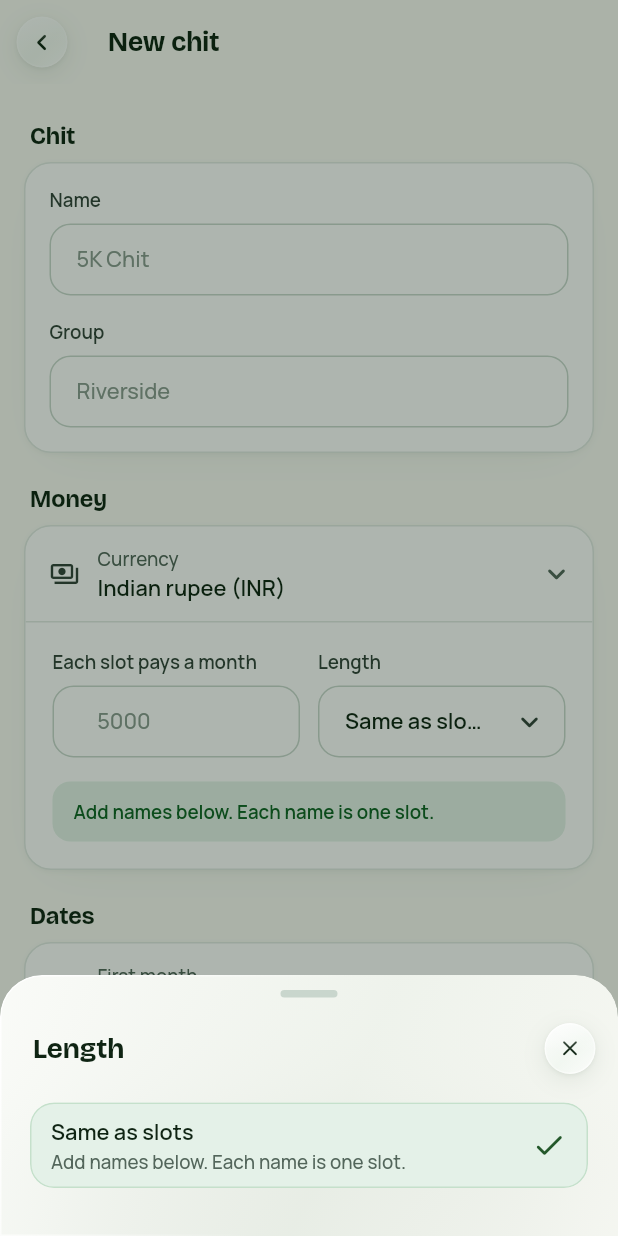
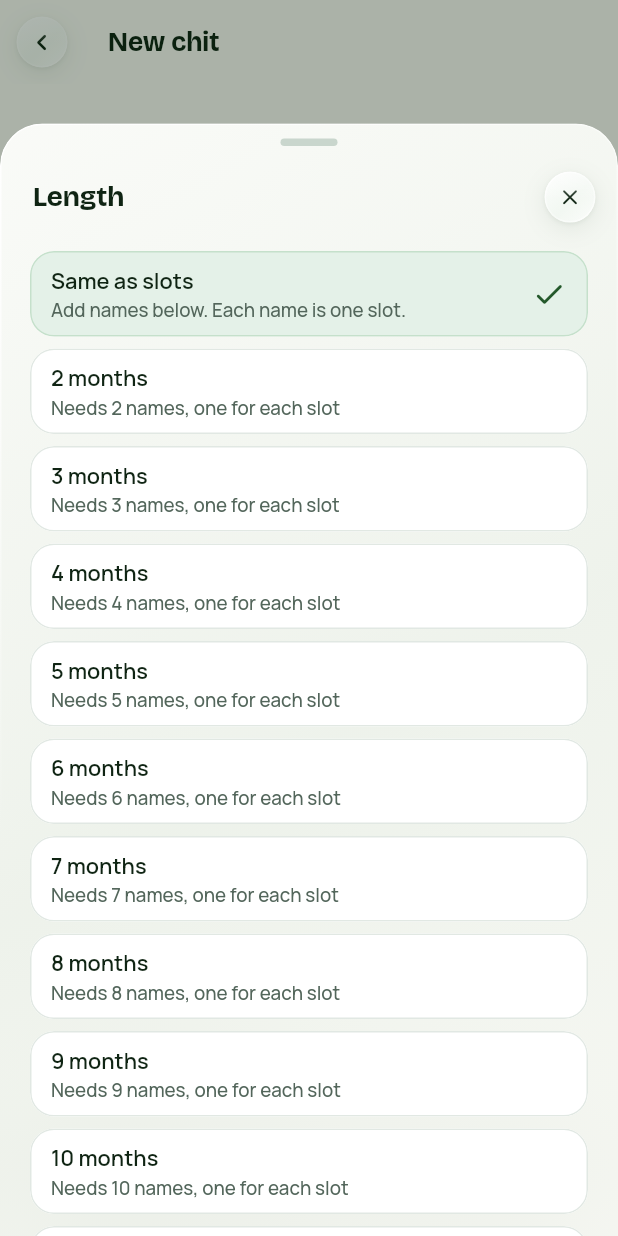
Before and after one commit to NAVICORP/kuree, a Flutter app: the KuriEditorScreen screen opened directly, after a tap on "Length", on a phone screen of 412 x 824 dp. Run offline on Flutter 3.47's test engine with Material 3 defaults, Android fonts, the phone set to English and light mode, and no system bars; our stand-ins replace audioplayers, firebase_core, firebase_messaging, flutter_local_notifications, google_sign_in, share_plus and 4 more; missing offline and left inert: flutter_quick_video_encoder, gal; accounts and stored records are empty; network calls fail; project files that could hold a hidden picture were left out.

Commit message:
Chit editor: Length can be chosen before any names are added
With no names yet the Length sheet only offered 'Same as slots', so a user
looking for Length thought it was missing. It now lists 2 to 60 months, each
saying how many names it needs; the Money note and Save say so until enough
names are added.

Co-Authored-By: Claude Opus 5.5 <noreply@anthropic.com>
Claude-Session: https://claude.ai/code/session_01Sb4k224acfZHz9i2Z4zLUu

```diff
--- a/app/lib/l10n/app_ar.arb
+++ b/app/lib/l10n/app_ar.arb
@@ -479,5 +479,7 @@
   "linkEmailText": "توقف تسجيل الدخول عبر واتساب. أضف بريدك الإلكتروني لتواصل استخدام Kuree. تبقى جمعياتك كما هي، وفي المرة القادمة سجّل الدخول بهذا البريد.",
   "linkEmailConfirm": "أضف البريد",
   "errEmailTaken": "هذا البريد مستخدم في حساب آخر. جرّب بريدًا آخر.",
-  "errEmailOtherNumber": "حساب هذا البريد مرتبط برقم هاتف آخر. جرّب بريدًا آخر."
+  "errEmailOtherNumber": "حساب هذا البريد مرتبط برقم هاتف آخر. جرّب بريدًا آخر.",
+  "lengthNeedsNames": "يحتاج {n} أسماء، اسم لكل سهم",
+  "errLengthNeedsNames": "جمعية مدتها {months} شهرًا تحتاج {n} أسماء على الأقل في الأسفل. أضف أسماء أكثر أو اختر مدة أقصر."
 }
--- a/app/lib/l10n/app_en.arb
+++ b/app/lib/l10n/app_en.arb
@@ -1155,5 +1155,18 @@
   "linkEmailText": "Sign in with WhatsApp has ended. Add your email to keep using Kuree. Your chits stay just as they are, and next time you sign in with this email.",
   "linkEmailConfirm": "Add email",
   "errEmailTaken": "That email is already used by another account. Try another email.",
-  "errEmailOtherNumber": "That email's account has a different phone number. Try another email."
+  "errEmailOtherNumber": "That email's account has a different phone number. Try another email.",
+  "lengthNeedsNames": "Needs {n} names, one for each slot",
+  "@lengthNeedsNames": {
+    "placeholders": {
+      "n": {}
+    }
+  },
+  "errLengthNeedsNames": "A {months}-month chit needs at least {n} names below. Add more names or choose a shorter length.",
+  "@errLengthNeedsNames": {
+    "placeholders": {
+      "months": {},
+      "n": {}
+    }
+  }
 }
--- a/app/lib/l10n/app_hi.arb
+++ b/app/lib/l10n/app_hi.arb
@@ -479,5 +479,7 @@
   "linkEmailText": "WhatsApp से साइन इन बंद हो गया है। Kuree इस्तेमाल करते रहने के लिए अपना ईमेल जोड़ें। आपकी चिटें वैसी ही रहेंगी, और अगली बार इसी ईमेल से साइन इन करें।",
   "linkEmailConfirm": "ईमेल जोड़ें",
   "errEmailTaken": "यह ईमेल किसी दूसरे खाते में है। कोई और ईमेल आज़माएँ।",
-  "errEmailOtherNumber": "इस ईमेल के खाते में कोई दूसरा फ़ोन नंबर है। कोई और ईमेल आज़माएँ।"
+  "errEmailOtherNumber": "इस ईमेल के खाते में कोई दूसरा फ़ोन नंबर है। कोई और ईमेल आज़माएँ।",
+  "lengthNeedsNames": "{n} नाम चाहिए, हर स्लॉट के लिए एक",
+  "errLengthNeedsNames": "{months} महीने की चिट के लिए नीचे कम से कम {n} नाम चाहिए। और नाम जोड़ें या छोटी अवधि चुनें।"
 }
--- a/app/lib/l10n/app_kn.arb
+++ b/app/lib/l10n/app_kn.arb
@@ -479,5 +479,7 @@
   "linkEmailText": "WhatsApp ಮೂಲಕ ಸೈನ್ ಇನ್ ನಿಂತಿದೆ. Kuree ಬಳಸುತ್ತಿರಲು ನಿಮ್ಮ ಇಮೇಲ್ ಸೇರಿಸಿ. ನಿಮ್ಮ ಚೀಟಿಗಳು ಹಾಗೆಯೇ ಇರುತ್ತವೆ, ಮುಂದಿನ ಬಾರಿ ಈ ಇಮೇಲ್‌ನಿಂದ ಸೈನ್ ಇನ್ ಮಾಡಿ.",
   "linkEmailConfirm": "ಇಮೇಲ್ ಸೇರಿಸಿ",
   "errEmailTaken": "ಈ ಇಮೇಲ್ ಬೇರೆ ಖಾತೆಯಲ್ಲಿದೆ. ಬೇರೆ ಇಮೇಲ್ ಪ್ರಯತ್ನಿಸಿ.",
-  "errEmailOtherNumber": "ಈ ಇಮೇಲ್ ಖಾತೆಯಲ್ಲಿ ಬೇರೆ ಫೋನ್ ಸಂಖ್ಯೆ ಇದೆ. ಬೇರೆ ಇಮೇಲ್ ಪ್ರಯತ್ನಿಸಿ."
+  "errEmailOtherNumber": "ಈ ಇಮೇಲ್ ಖಾತೆಯಲ್ಲಿ ಬೇರೆ ಫೋನ್ ಸಂಖ್ಯೆ ಇದೆ. ಬೇರೆ ಇಮೇಲ್ ಪ್ರಯತ್ನಿಸಿ.",
+  "lengthNeedsNames": "ಪ್ರತಿ ಸ್ಲಾಟ್‌ಗೆ ಒಂದರಂತೆ {n} ಹೆಸರುಗಳು ಬೇಕು",
+  "errLengthNeedsNames": "{months} ತಿಂಗಳ ಚೀಟಿಗೆ ಕೆಳಗೆ ಕನಿಷ್ಠ {n} ಹೆಸರುಗಳು ಬೇಕು. ಇನ್ನಷ್ಟು ಹೆಸರುಗಳನ್ನು ಸೇರಿಸಿ ಅಥವಾ ಕಡಿಮೆ ಅವಧಿಯನ್ನು ಆರಿಸಿ."
 }
--- a/app/lib/l10n/app_ml.arb
+++ b/app/lib/l10n/app_ml.arb
@@ -479,5 +479,7 @@
   "linkEmailText": "വാട്സ്ആപ്പ് വഴിയുള്ള സൈൻ ഇൻ നിർത്തി. Kuree തുടർന്നും ഉപയോഗിക്കാൻ നിങ്ങളുടെ ഇമെയിൽ ചേർക്കുക. നിങ്ങളുടെ കുറികൾ അതുപോലെ തന്നെ ഉണ്ടാകും, അടുത്ത തവണ ഈ ഇമെയിൽ ഉപയോഗിച്ച് സൈൻ ഇൻ ചെയ്യാം.",
   "linkEmailConfirm": "ഇമെയിൽ ചേർക്കുക",
   "errEmailTaken": "ഈ ഇമെയിൽ മറ്റൊരു അക്കൗണ്ടിൽ ഉപയോഗത്തിലുണ്ട്. മറ്റൊരു ഇമെയിൽ നോക്കൂ.",
-  "errEmailOtherNumber": "ഈ ഇമെയിലിന്റെ അക്കൗണ്ടിൽ വേറൊരു ഫോൺ നമ്പറാണ്. മറ്റൊരു ഇമെയിൽ നോക്കൂ."
+  "errEmailOtherNumber": "ഈ ഇമെയിലിന്റെ അക്കൗണ്ടിൽ വേറൊരു ഫോൺ നമ്പറാണ്. മറ്റൊരു ഇമെയിൽ നോക്കൂ.",
+  "lengthNeedsNames": "ഓരോ സ്ലോട്ടിനും ഒന്ന് വീതം {n} പേരുകൾ വേണം",
+  "errLengthNeedsNames": "{months} മാസത്തെ കുറിക്ക് താഴെ കുറഞ്ഞത് {n} പേരുകൾ വേണം. കൂടുതൽ പേരുകൾ ചേർക്കുക, അല്ലെങ്കിൽ കുറഞ്ഞ കാലാവധി തിരഞ്ഞെടുക്കുക."
 }
--- a/app/lib/l10n/app_ta.arb
+++ b/app/lib/l10n/app_ta.arb
@@ -479,5 +479,7 @@
   "linkEmailText": "WhatsApp மூலம் உள்நுழைவு நிறுத்தப்பட்டது. Kuree-ஐத் தொடர்ந்து பயன்படுத்த உங்கள் மின்னஞ்சலைச் சேர்க்கவும். உங்கள் சீட்டுகள் அப்படியே இருக்கும், அடுத்த முறை இந்த மின்னஞ்சலுடன் உள்நுழையவும்.",
   "linkEmailConfirm": "மின்னஞ்சலைச் சேர்",
   "errEmailTaken": "இந்த மின்னஞ்சல் வேறு கணக்கில் உள்ளது. வேறு மின்னஞ்சலை முயற்சிக்கவும்.",
-  "errEmailOtherNumber": "இந்த மின்னஞ்சல் கணக்கில் வேறு தொலைபேசி எண் உள்ளது. வேறு மின்னஞ்சலை முயற்சிக்கவும்."
+  "errEmailOtherNumber": "இந்த மின்னஞ்சல் கணக்கில் வேறு தொலைபேசி எண் உள்ளது. வேறு மின்னஞ்சலை முயற்சிக்கவும்.",
+  "lengthNeedsNames": "ஒவ்வொரு ஸ்லாட்டுக்கும் ஒன்றாக {n} பெயர்கள் தேவை",
+  "errLengthNeedsNames": "{months} மாத சீட்டுக்கு கீழே குறைந்தது {n} பெயர்கள் தேவை. மேலும் பெயர்களைச் சேர்க்கவும் அல்லது குறைந்த காலத்தைத் தேர்ந்தெடுக்கவும்."
 }
--- a/app/lib/l10n/strings.dart
+++ b/app/lib/l10n/strings.dart
@@ -1333,6 +1333,12 @@ class S {
 
   /// That email's account has a different phone number. Try another email.
   String get errEmailOtherNumber => _get('errEmailOtherNumber');
+
+  /// Needs {n} names, one for each slot
+  String lengthNeedsNames(Object n) => _fill('lengthNeedsNames', {'n': n});
+
+  /// A {months}-month chit needs at least {n} names below. Add more names or choose a shorter length.
+  String errLengthNeedsNames(Object months, Object n) => _fill('errLengthNeedsNames', {'months': months, 'n': n});
 }
 
 class _SDelegate extends LocalizationsDelegate<S> {
@@ -1833,6 +1839,8 @@ const Map<String, String> _en = {
   'linkEmailConfirm': 'Add email',
   'errEmailTaken': 'That email is already used by another account. Try another email.',
   'errEmailOtherNumber': 'That email\'s account has a different phone number. Try another email.',
+  'lengthNeedsNames': 'Needs {n} names, one for each slot',
+  'errLengthNeedsNames': 'A {months}-month chit needs at least {n} names below. Add more names or choose a shorter length.',
 };
 
 const Map<String, String> _ar = {
@@ -2316,6 +2324,8 @@ const Map<String, String> _ar = {
   'linkEmailConfirm': 'أضف البريد',
   'errEmailTaken': 'هذا البريد مستخدم في حساب آخر. جرّب بريدًا آخر.',
   'errEmailOtherNumber': 'حساب هذا البريد مرتبط برقم هاتف آخر. جرّب بريدًا آخر.',
+  'lengthNeedsNames': 'يحتاج {n} أسماء، اسم لكل سهم',
+  'errLengthNeedsNames': 'جمعية مدتها {months} شهرًا تحتاج {n} أسماء على الأقل في الأسفل. أضف أسماء أكثر أو اختر مدة أقصر.',
 };
 
 const Map<String, String> _ml = {
@@ -2799,6 +2809,8 @@ const Map<String, String> _ml = {
   'linkEmailConfirm': 'ഇമെയിൽ ചേർക്കുക',
   'errEmailTaken': 'ഈ ഇമെയിൽ മറ്റൊരു അക്കൗണ്ടിൽ ഉപയോഗത്തിലുണ്ട്. മറ്റൊരു ഇമെയിൽ നോക്കൂ.',
   'errEmailOtherNumber': 'ഈ ഇമെയിലിന്റെ അക്കൗണ്ടിൽ വേറൊരു ഫോൺ നമ്പറാണ്. മറ്റൊരു ഇമെയിൽ നോക്കൂ.',
+  'lengthNeedsNames': 'ഓരോ സ്ലോട്ടിനും ഒന്ന് വീതം {n} പേരുകൾ വേണം',
+  'errLengthNeedsNames': '{months} മാസത്തെ കുറിക്ക് താഴെ കുറഞ്ഞത് {n} പേരുകൾ വേണം. കൂടുതൽ പേരുകൾ ചേർക്കുക, അല്ലെങ്കിൽ കുറഞ്ഞ കാലാവധി തിരഞ്ഞെടുക്കുക.',
 };
 
 const Map<String, String> _ta = {
@@ -3282,6 +3294,8 @@ const Map<String, String> _ta = {
   'linkEmailConfirm': 'மின்னஞ்சலைச் சேர்',
   'errEmailTaken': 'இந்த மின்னஞ்சல் வேறு கணக்கில் உள்ளது. வேறு மின்னஞ்சலை முயற்சிக்கவும்.',
   'errEmailOtherNumber': 'இந்த மின்னஞ்சல் கணக்கில் வேறு தொலைபேசி எண் உள்ளது. வேறு மின்னஞ்சலை முயற்சிக்கவும்.',
+  'lengthNeedsNames': 'ஒவ்வொரு ஸ்லாட்டுக்கும் ஒன்றாக {n} பெயர்கள் தேவை',
+  'errLengthNeedsNames': '{months} மாத சீட்டுக்கு கீழே குறைந்தது {n} பெயர்கள் தேவை. மேலும் பெயர்களைச் சேர்க்கவும் அல்லது குறைந்த காலத்தைத் தேர்ந்தெடுக்கவும்.',
 };
 
 const Map<String, String> _kn = {
@@ -3765,6 +3779,8 @@ const Map<String, String> _kn = {
   'linkEmailConfirm': 'ಇಮೇಲ್ ಸೇರಿಸಿ',
   'errEmailTaken': 'ಈ ಇಮೇಲ್ ಬೇರೆ ಖಾತೆಯಲ್ಲಿದೆ. ಬೇರೆ ಇಮೇಲ್ ಪ್ರಯತ್ನಿಸಿ.',
   'errEmailOtherNumber': 'ಈ ಇಮೇಲ್ ಖಾತೆಯಲ್ಲಿ ಬೇರೆ ಫೋನ್ ಸಂಖ್ಯೆ ಇದೆ. ಬೇರೆ ಇಮೇಲ್ ಪ್ರಯತ್ನಿಸಿ.',
+  'lengthNeedsNames': 'ಪ್ರತಿ ಸ್ಲಾಟ್‌ಗೆ ಒಂದರಂತೆ {n} ಹೆಸರುಗಳು ಬೇಕು',
+  'errLengthNeedsNames': '{months} ತಿಂಗಳ ಚೀಟಿಗೆ ಕೆಳಗೆ ಕನಿಷ್ಠ {n} ಹೆಸರುಗಳು ಬೇಕು. ಇನ್ನಷ್ಟು ಹೆಸರುಗಳನ್ನು ಸೇರಿಸಿ ಅಥವಾ ಕಡಿಮೆ ಅವಧಿಯನ್ನು ಆರಿಸಿ.',
 };
 
 const Map<String, String> _hi = {
@@ -4248,6 +4264,8 @@ const Map<String, String> _hi = {
   'linkEmailConfirm': 'ईमेल जोड़ें',
   'errEmailTaken': 'यह ईमेल किसी दूसरे खाते में है। कोई और ईमेल आज़माएँ।',
   'errEmailOtherNumber': 'इस ईमेल के खाते में कोई दूसरा फ़ोन नंबर है। कोई और ईमेल आज़माएँ।',
+  'lengthNeedsNames': '{n} नाम चाहिए, हर स्लॉट के लिए एक',
+  'errLengthNeedsNames': '{months} महीने की चिट के लिए नीचे कम से कम {n} नाम चाहिए। और नाम जोड़ें या छोटी अवधि चुनें।',
 };
 
 const Map<String, Map<String, String>> _tables = {'en': _en, 'ar': _ar, 'ml': _ml, 'ta': _ta, 'kn': _kn, 'hi': _hi};
--- a/app/lib/ui/kuri_editor.dart
+++ b/app/lib/ui/kuri_editor.dart
@@ -81,6 +81,10 @@ class _KuriEditorScreenState extends State<KuriEditorScreen> {
     if (c == null || slots < 2) return slots;
     return c.clamp(KuriDoc.minLength(slots), slots);
   }
+
+  /// A length was chosen before there are enough names for it: each name is
+  /// a slot, and a chit cannot run more months than it has slots.
+  bool get _needsNames => chosenLength != null && slots < chosenLength!;
 
   /// The months the chit runs: those, and the organiser's first month.
   int get length => payMonths + (organiser ? 1 : 0);
@@ -223,6 +227,7 @@ class _KuriEditorScreenState extends State<KuriEditorScreen> {
 
     // At least two slots: with fewer, the first empty one is the one to fill.
     if (slots < 2) throw ApiError(t.errSlotName(slots + 1));
+    if (_needsNames) throw ApiError(t.errLengthNeedsNames(chosenLength! + (organiser ? 1 : 0), chosenLength!));
     final payers = <Payer>[];
     final usedIds = <String>{};
     for (var i = 0; i < slots; i++) {
@@ -329,10 +334,15 @@ class _KuriEditorScreenState extends State<KuriEditorScreen> {
     final s = S.of(context);
     final n = slots;
     final org = organiser ? 1 : 0;
-    final picked = await showPicker<int>(context, title: s.chitLength, selected: payMonths >= n ? 0 : payMonths, options: [
-      PickOption(0, org == 0 ? s.lengthSame : s.monthsCount(n + org), sub: n < 2 ? s.slotsFromNames : s.lengthSameSub(n + org)),
+    final selected = _needsNames ? chosenLength! : (payMonths >= n ? 0 : payMonths);
+    final picked = await showPicker<int>(context, title: s.chitLength, selected: selected, options: [
+      PickOption(0, n < 2 || org == 0 ? s.lengthSame : s.monthsCount(n + org), sub: n < 2 ? s.slotsFromNames : s.lengthSameSub(n + org)),
       if (n >= 2)
         for (var l = n - 1; l >= KuriDoc.minLength(n); l--) PickOption(l, s.monthsCount(l + org), sub: KuriDoc.planText(n, l)),
+      // No names yet: the length can still be set first, and the names
+      // added to match it.
+      if (n < 2)
+        for (var l = 2; l <= kMaxSlots; l++) PickOption(l, s.monthsCount(l + org), sub: s.lengthNeedsNames(l)),
     ]);
     if (picked != null) setState(() => chosenLength = picked.value == 0 ? null : picked.value);
   }
@@ -387,7 +397,11 @@ class _KuriEditorScreenState extends State<KuriEditorScreen> {
                       Expanded(
                         child: _choiceField(
                           s.chitLength,
-                          slots == 0 ? s.lengthSame : s.monthsCount(length),
+                          _needsNames
+                              ? s.monthsCount(chosenLength! + (organiser ? 1 : 0))
+                              : slots == 0
+                                  ? s.lengthSame
+                                  : s.monthsCount(length),
                           onTap: _pickLength,
                         ),
                       ),
@@ -397,7 +411,9 @@ class _KuriEditorScreenState extends State<KuriEditorScreen> {
                       padding: const EdgeInsets.symmetric(horizontal: 14, vertical: 12),
                       decoration: BoxDecoration(color: K.brand100, borderRadius: BorderRadius.circular(K.rSm)),
                       child: Text(
-                        slots == 0
+                        _needsNames
+                            ? s.errLengthNeedsNames(chosenLength! + (organiser ? 1 : 0), chosenLength!)
+                            : slots == 0
                             ? s.slotsFromNames
                             : share > 0
                                 ? [
```
